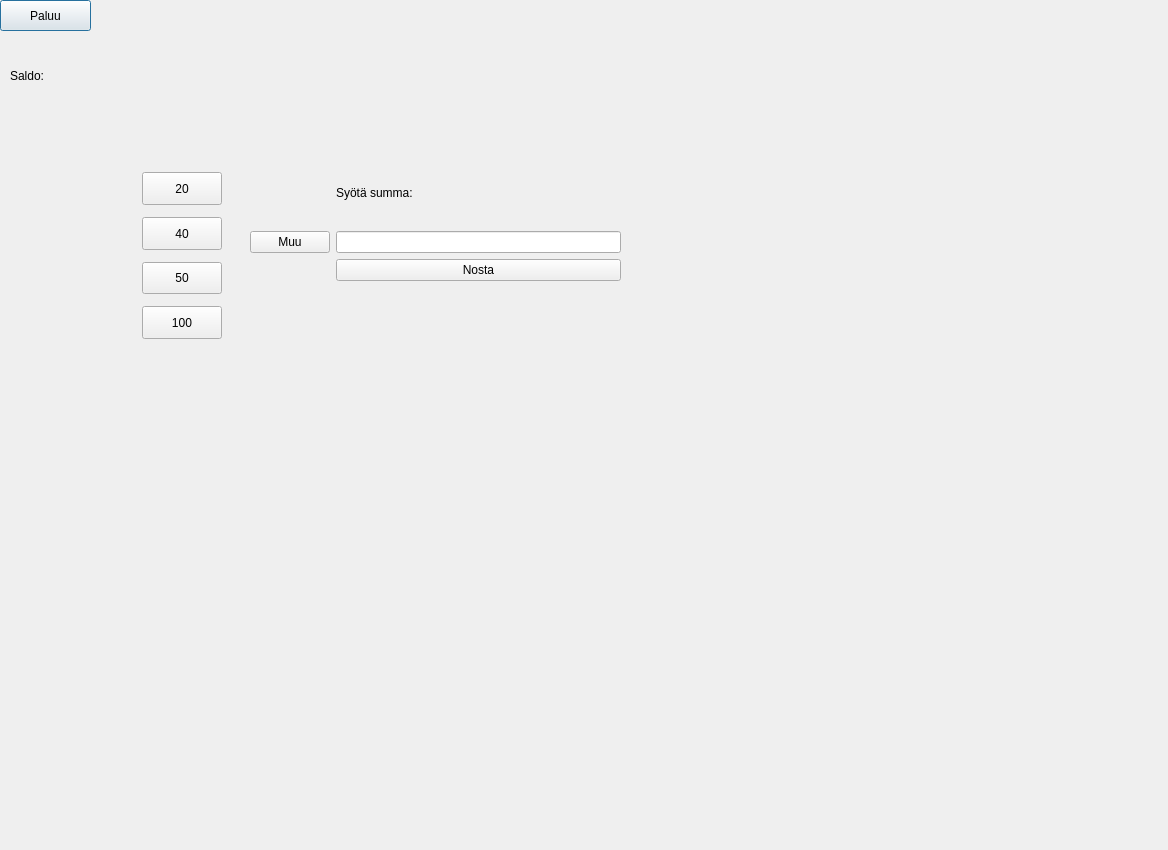
Above: bank_automat/withdraw.ui from 25kmo-project/group_7 before the change. Below: the same form after it.
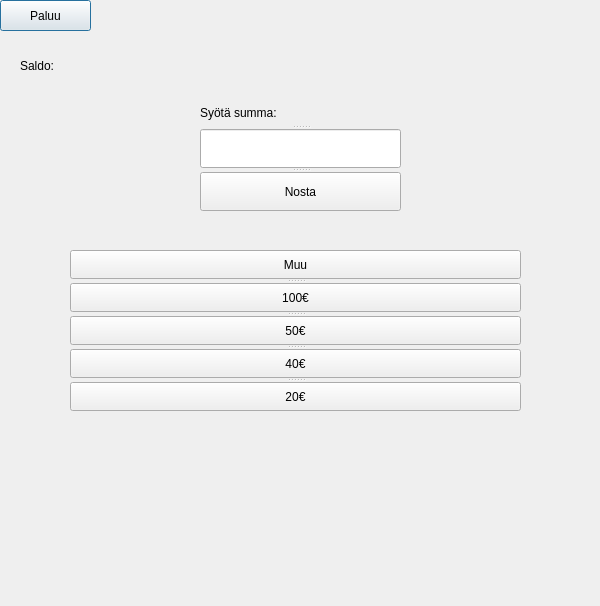
That is the form after the change.

Commit message:
Add success messages and update withdraw UI layout
Added QMessageBox notifications for successful deposit and withdrawal actions to improve user feedback. Refactored withdraw.ui to use QSplitter for button layout, adjusted widget sizes and positions, and moved error label. Implemented closeEvent in MainWindow to ensure application quits cleanly.

```diff
--- a/bank_automat/withdraw.ui
+++ b/bank_automat/withdraw.ui
@@ -6,8 +6,8 @@
    <rect>
     <x>0</x>
     <y>0</y>
-    <width>1168</width>
-    <height>850</height>
+    <width>600</width>
+    <height>606</height>
    </rect>
   </property>
   <property name="minimumSize">
@@ -41,8 +41,8 @@
   <widget class="QLabel" name="labelBalance">
    <property name="geometry">
     <rect>
-     <x>10</x>
-     <y>60</y>
+     <x>20</x>
+     <y>50</y>
      <width>200</width>
      <height>31</height>
     </rect>
@@ -57,130 +57,104 @@
     <string>Saldo:</string>
    </property>
   </widget>
-  <widget class="QWidget" name="">
+  <widget class="QLabel" name="labelError">
    <property name="geometry">
     <rect>
-     <x>130</x>
-     <y>160</y>
-     <width>116</width>
-     <height>191</height>
+     <x>40</x>
+     <y>490</y>
+     <width>511</width>
+     <height>81</height>
     </rect>
    </property>
-   <layout class="QFormLayout" name="formLayout">
-    <property name="horizontalSpacing">
-     <number>12</number>
+   <property name="text">
+    <string/>
+   </property>
+  </widget>
+  <widget class="QSplitter" name="splitter">
+   <property name="geometry">
+    <rect>
+     <x>70</x>
+     <y>250</y>
+     <width>451</width>
+     <height>161</height>
+    </rect>
+   </property>
+   <property name="orientation">
+    <enum>Qt::Orientation::Vertical</enum>
+   </property>
+   <widget class="QPushButton" name="btnWithdrawBack_6">
+    <property name="text">
+     <string>Muu</string>
     </property>
-    <property name="verticalSpacing">
-     <number>12</number>
+   </widget>
+   <widget class="QPushButton" name="btn100">
+    <property name="sizePolicy">
+     <sizepolicy hsizetype="Minimum" vsizetype="Expanding">
+      <horstretch>0</horstretch>
+      <verstretch>0</verstretch>
+     </sizepolicy>
     </property>
-    <property name="leftMargin">
-     <number>12</number>
+    <property name="text">
+     <string>100€</string>
     </property>
-    <property name="topMargin">
-     <number>12</number>
+   </widget>
+   <widget class="QPushButton" name="btn50">
+    <property name="sizePolicy">
+     <sizepolicy hsizetype="Minimum" vsizetype="Expanding">
+      <horstretch>0</horstretch>
+      <verstretch>0</verstretch>
+     </sizepolicy>
     </property>
-    <property name="rightMargin">
-     <number>12</number>
+    <property name="text">
+     <string>50€</string>
     </property>
-    <property name="bottomMargin">
-     <number>12</number>
+   </widget>
+   <widget class="QPushButton" name="btn40">
+    <property name="sizePolicy">
+     <sizepolicy hsizetype="Minimum" vsizetype="Expanding">
+      <horstretch>0</horstretch>
+      <verstretch>0</verstretch>
+     </sizepolicy>
     </property>
-    <item row="0" column="0">
-     <widget class="QPushButton" name="btn20">
-      <property name="sizePolicy">
-       <sizepolicy hsizetype="Minimum" vsizetype="Expanding">
-        <horstretch>0</horstretch>
-        <verstretch>0</verstretch>
-       </sizepolicy>
-      </property>
-      <property name="text">
-       <string>20</string>
-      </property>
-     </widget>
-    </item>
-    <item row="1" column="0">
-     <widget class="QPushButton" name="btn40">
-      <property name="sizePolicy">
-       <sizepolicy hsizetype="Minimum" vsizetype="Expanding">
-        <horstretch>0</horstretch>
-        <verstretch>0</verstretch>
-       </sizepolicy>
-      </property>
-      <property name="text">
-       <string>40</string>
-      </property>
-     </widget>
-    </item>
-    <item row="2" column="0">
-     <widget class="QPushButton" name="btn50">
-      <property name="sizePolicy">
-       <sizepolicy hsizetype="Minimum" vsizetype="Expanding">
-        <horstretch>0</horstretch>
-        <verstretch>0</verstretch>
-       </sizepolicy>
-      </property>
-      <property name="text">
-       <string>50</string>
-      </property>
-     </widget>
-    </item>
-    <item row="3" column="0">
-     <widget class="QPushButton" name="btn100">
-      <property name="sizePolicy">
-       <sizepolicy hsizetype="Minimum" vsizetype="Expanding">
-        <horstretch>0</horstretch>
-        <verstretch>0</verstretch>
-       </sizepolicy>
-      </property>
-      <property name="text">
-       <string>100</string>
-      </property>
-     </widget>
-    </item>
-   </layout>
+    <property name="text">
+     <string>40€</string>
+    </property>
+   </widget>
+   <widget class="QPushButton" name="btn20">
+    <property name="sizePolicy">
+     <sizepolicy hsizetype="Minimum" vsizetype="Expanding">
+      <horstretch>0</horstretch>
+      <verstretch>0</verstretch>
+     </sizepolicy>
+    </property>
+    <property name="text">
+     <string>20€</string>
+    </property>
+   </widget>
   </widget>
-  <widget class="QWidget" name="">
+  <widget class="QSplitter" name="splitter_2">
    <property name="geometry">
     <rect>
-     <x>250</x>
-     <y>160</y>
-     <width>371</width>
-     <height>191</height>
+     <x>200</x>
+     <y>100</y>
+     <width>201</width>
+     <height>111</height>
     </rect>
    </property>
-   <layout class="QGridLayout" name="gridLayout">
-    <item row="2" column="1">
-     <widget class="QPushButton" name="btnNosta">
-      <property name="text">
-       <string>Nosta</string>
-      </property>
-     </widget>
-    </item>
-    <item row="1" column="0">
-     <widget class="QPushButton" name="btnWithdrawBack_6">
-      <property name="text">
-       <string>Muu</string>
-      </property>
-     </widget>
-    </item>
-    <item row="0" column="1">
-     <widget class="QLabel" name="label">
-      <property name="text">
-       <string>Syötä summa:</string>
-      </property>
-     </widget>
-    </item>
-    <item row="1" column="1">
-     <widget class="QLineEdit" name="lineEditAmount"/>
-    </item>
-    <item row="3" column="0" colspan="2">
-     <widget class="QLabel" name="labelError">
-      <property name="text">
-       <string/>
-      </property>
-     </widget>
-    </item>
-   </layout>
+   <property name="orientation">
+    <enum>Qt::Orientation::Vertical</enum>
+   </property>
+   <widget class="QLabel" name="label">
+    <property name="text">
+     <string>Syötä summa:</string>
+    </property>
+   </widget>
+   <widget class="QLineEdit" name="lineEditAmount"/>
+   <widget class="QPushButton" name="btnNosta">
+    <property name="text">
+     <string>Nosta</string>
+    </property>
+   </widget>
   </widget>
  </widget>
  <resources/>
```
The commit also changes 4 other files.
